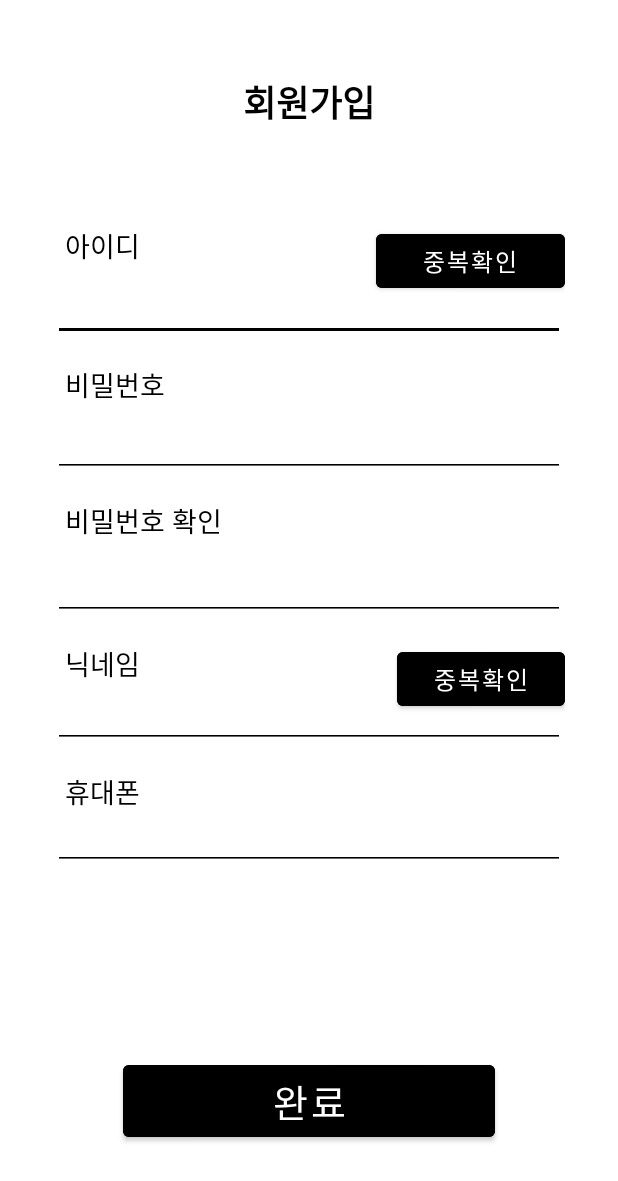
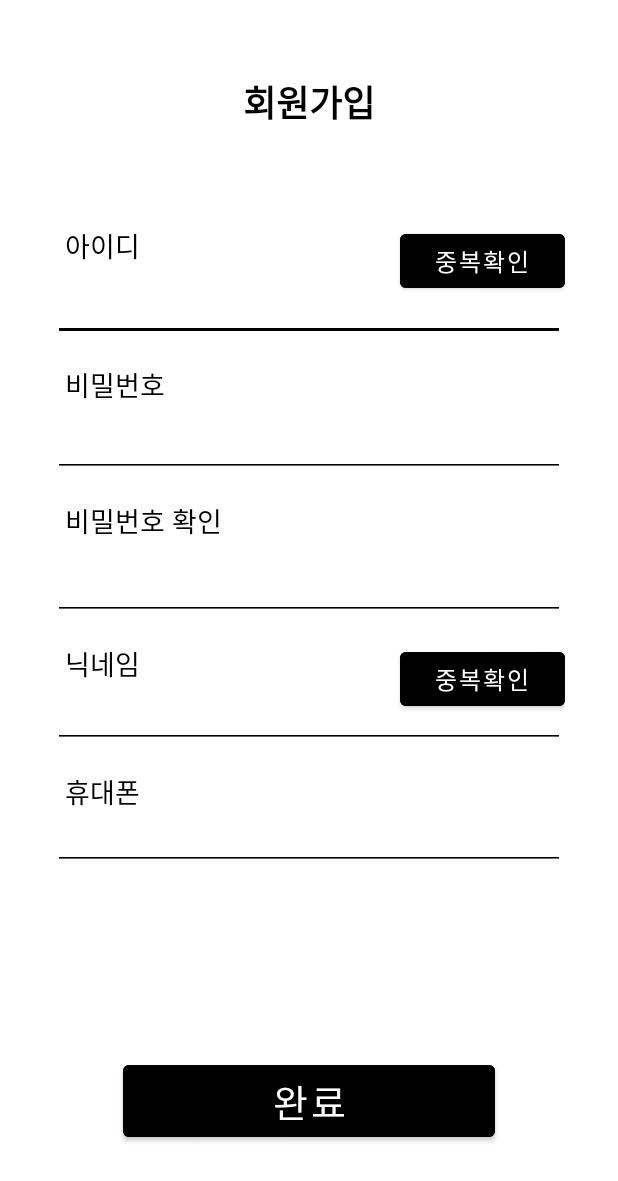
Before and after one commit to Sookyung87/MobileProgramming, an Android app: the layout activity_register.xml on its own in the app's theme, with its tools: preview values and no code run, on a phone screen of 412 x 824 dp. Shown: the top 1181 px of the screen. Run offline under Robolectric (Android 15) with nearby library versions, the light colour scheme and no system bars.

Commit message:
수정중

```diff
--- a/app/src/main/java/com/example/mobileprogrammingjava/MainActivity.java
+++ b/app/src/main/java/com/example/mobileprogrammingjava/MainActivity.java
@@ -6,9 +6,11 @@ import androidx.core.view.OnApplyWindowInsetsListener;
 import androidx.core.view.ViewCompat;
 import androidx.core.view.WindowInsetsCompat;
 
+import android.content.Intent;
 import android.graphics.Color;
 import android.os.Bundle;
 import android.view.View;
+import android.widget.Button;
 
 public class MainActivity extends AppCompatActivity {
     @Override
--- a/app/src/main/res/layout/activity_register.xml
+++ b/app/src/main/res/layout/activity_register.xml
@@ -57,6 +57,7 @@
                     android:layout_height="61dp"
                     android:layout_gravity="bottom"
                     android:backgroundTint="#000000"
+                    tools:ignore="SpeakableTextPresentCheck"
                     android:ems="10"
                     android:inputType="text"
                     android:paddingLeft="8dp"
@@ -65,7 +66,7 @@
 
                 <Button
                     android:id="@+id/btnCheckId_Reg"
-                    android:layout_width="126dp"
+                    android:layout_width="110dp"
                     android:layout_height="wrap_content"
                     android:layout_gravity="right|top"
                     android:backgroundTint="#000000"
@@ -107,6 +108,7 @@
                     android:layout_height="75dp"
                     android:layout_gravity="bottom"
                     android:backgroundTint="#000000"
+                    tools:ignore="SpeakableTextPresentCheck"
                     android:ems="10"
                     android:inputType="textPassword"
                     android:paddingLeft="8dp"
@@ -143,6 +145,7 @@
                     android:layout_height="80dp"
                     android:layout_gravity="bottom"
                     android:backgroundTint="#000000"
+                    tools:ignore="SpeakableTextPresentCheck"
                     android:ems="10"
                     android:inputType="textPassword"
                     android:paddingLeft="8dp"
@@ -179,6 +182,7 @@
                     android:layout_height="70dp"
                     android:layout_gravity="bottom"
                     android:backgroundTint="#000000"
+                    tools:ignore="SpeakableTextPresentCheck"
                     android:ems="10"
                     android:inputType="text"
                     android:maxLength="20"
@@ -188,7 +192,7 @@
 
                 <Button
                     android:id="@+id/btnCheckNick_Reg"
-                    android:layout_width="112dp"
+                    android:layout_width="110dp"
                     android:layout_height="wrap_content"
                     android:layout_gravity="right|top"
                     android:backgroundTint="#000000"
@@ -229,6 +233,7 @@
                     android:layout_height="66dp"
                     android:layout_gravity="bottom"
                     android:backgroundTint="#000000"
+                    tools:ignore="SpeakableTextPresentCheck"
                     android:ems="10"
                     android:inputType="number"
                     android:paddingLeft="8dp"
```
